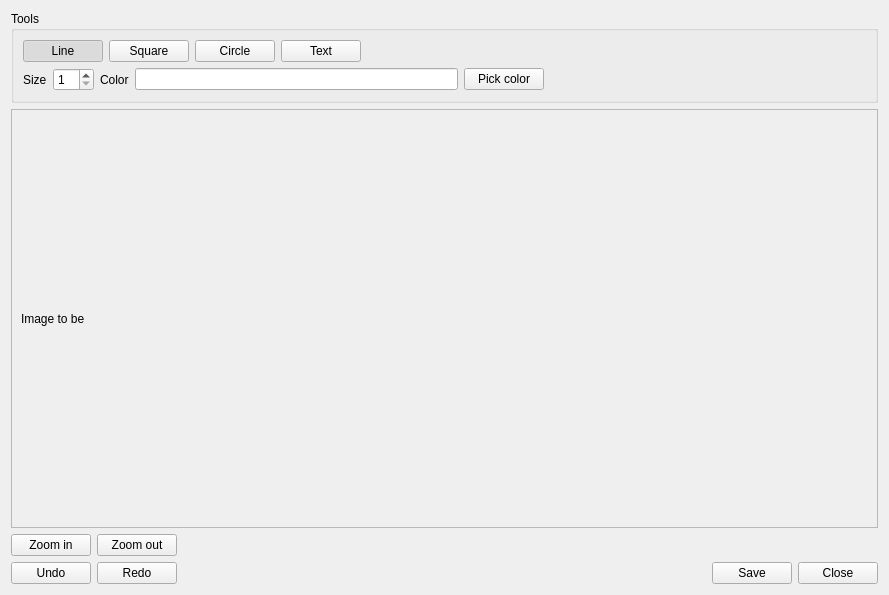
First picture: the form in InterfaceLayout/AnnotateWindow.ui, repository epcak/yasuwo, before the edit.
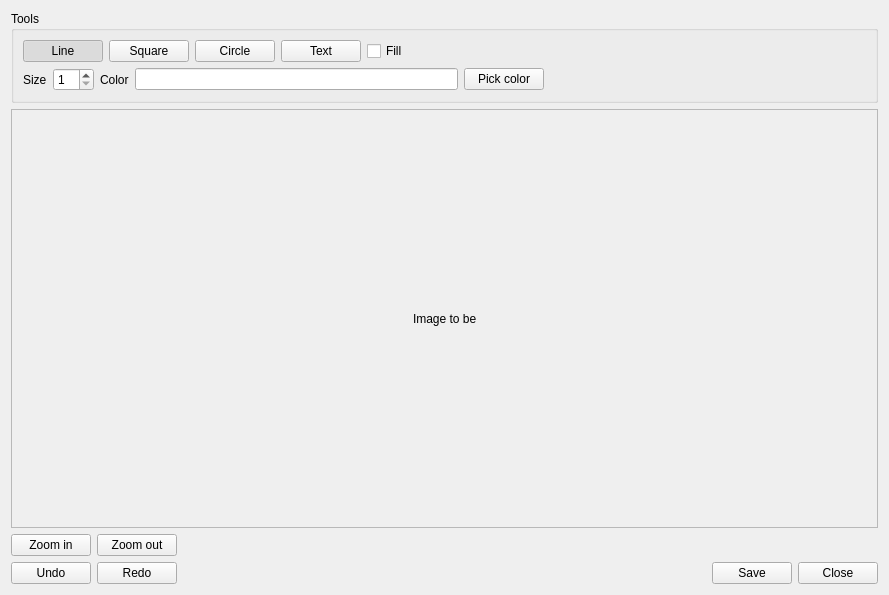
Second picture: the form after the edit. Icons and pictures are not drawn.

Diff of the .ui file:
```diff
--- a/InterfaceLayout/AnnotateWindow.ui
+++ b/InterfaceLayout/AnnotateWindow.ui
@@ -68,6 +68,13 @@
           </property>
          </widget>
         </item>
+        <item>
+         <widget class="QCheckBox" name="Annotate_FillCheckbox">
+          <property name="text">
+           <string>Fill</string>
+          </property>
+         </widget>
+        </item>
         <item>
          <spacer name="horizontalSpacer_2">
           <property name="orientation">
@@ -148,16 +155,72 @@
         <x>0</x>
         <y>0</y>
         <width>869</width>
-        <height>388</height>
+        <height>398</height>
        </rect>
       </property>
       <layout class="QVBoxLayout" name="verticalLayout_2">
        <item>
-        <widget class="QLabel" name="Annotate_ImageLabel">
-         <property name="text">
-          <string>Image to be</string>
+        <spacer name="verticalSpacer">
+         <property name="orientation">
+          <enum>Qt::Orientation::Vertical</enum>
          </property>
-        </widget>
+         <property name="sizeHint" stdset="0">
+          <size>
+           <width>20</width>
+           <height>40</height>
+          </size>
+         </property>
+        </spacer>
+       </item>
+       <item>
+        <layout class="QHBoxLayout" name="horizontalLayout">
+         <item>
+          <spacer name="horizontalSpacer_5">
+           <property name="orientation">
+            <enum>Qt::Orientation::Horizontal</enum>
+           </property>
+           <property name="sizeHint" stdset="0">
+            <size>
+             <width>40</width>
+             <height>20</height>
+            </size>
+           </property>
+          </spacer>
+         </item>
+         <item>
+          <widget class="QLabel" name="Annotate_ImageLabel">
+           <property name="text">
+            <string>Image to be</string>
+           </property>
+          </widget>
+         </item>
+         <item>
+          <spacer name="horizontalSpacer_6">
+           <property name="orientation">
+            <enum>Qt::Orientation::Horizontal</enum>
+           </property>
+           <property name="sizeHint" stdset="0">
+            <size>
+             <width>40</width>
+             <height>20</height>
+            </size>
+           </property>
+          </spacer>
+         </item>
+        </layout>
+       </item>
+       <item>
+        <spacer name="verticalSpacer_2">
+         <property name="orientation">
+          <enum>Qt::Orientation::Vertical</enum>
+         </property>
+         <property name="sizeHint" stdset="0">
+          <size>
+           <width>20</width>
+           <height>40</height>
+          </size>
+         </property>
+        </spacer>
        </item>
       </layout>
      </widget>
```
